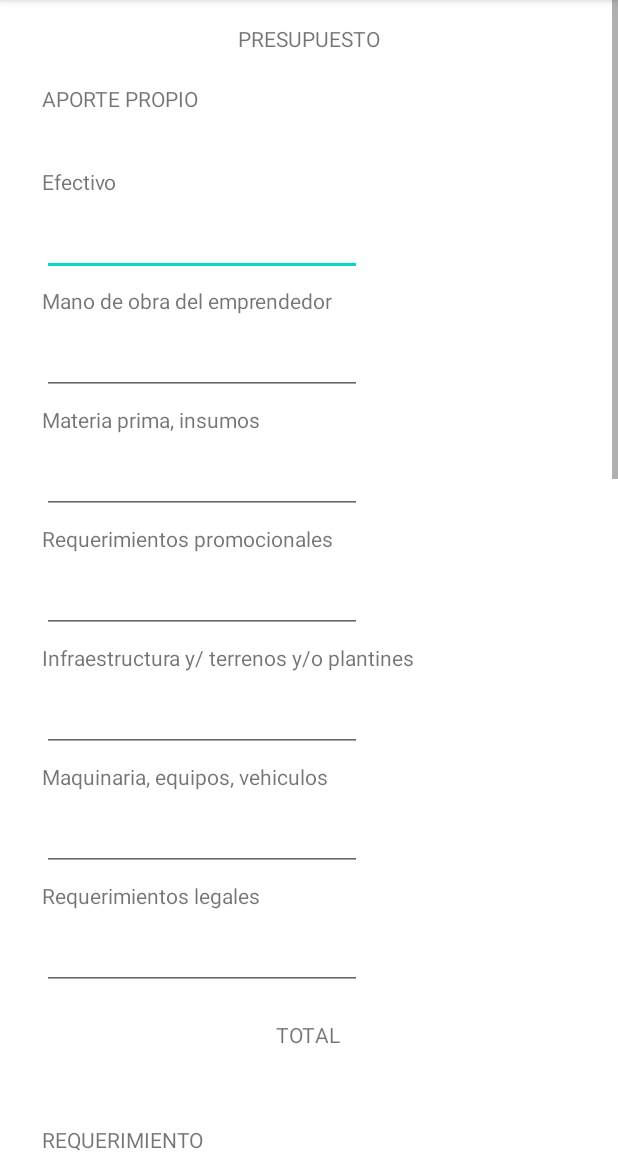
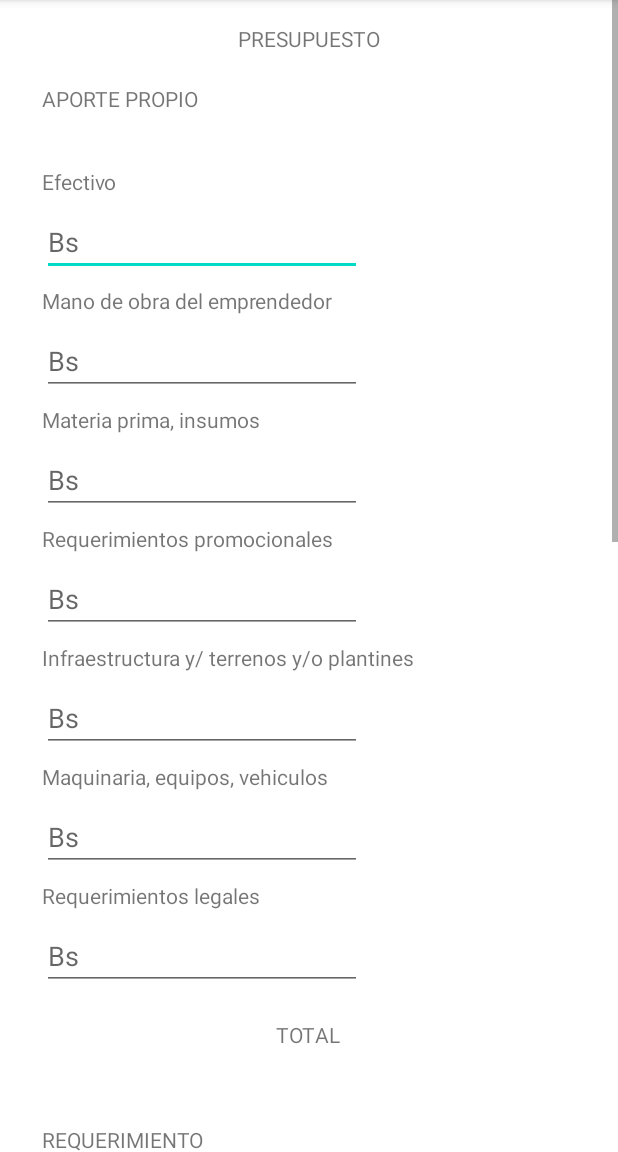
Before and after one commit to borisumss/SimuladorPlanDeNegocios, an Android app: the fragment tab2 shown on its own in the app's theme, on a phone screen of 412 x 824 dp, the part 84-1236 px from its top. Run offline under Robolectric (Android 15) with nearby library versions, the phone set to English and light mode, and no system bars.

Commit message:
se acabo todos los inputs, falta automatizar sumas

```diff
--- a/app/src/main/res/layout/fragment_tab2.xml
+++ b/app/src/main/res/layout/fragment_tab2.xml
@@ -18,14 +18,6 @@
             android:layout_height="wrap_content"
             tools:layout_editor_absoluteX="0dp"
             tools:layout_editor_absoluteY="16dp">
-
-            <Button
-                android:layout_width="match_parent"
-                android:layout_height="match_parent"
-                android:layout_marginTop="1800dp"
-                android:text="hoa"
-                app:layout_constraintTop_toTopOf="parent"
-                tools:layout_editor_absoluteX="0dp" />
 
             <TextView
                 android:id="@+id/textView5"
@@ -126,7 +118,9 @@
                 android:ems="10"
                 android:inputType="numberDecimal"
                 app:layout_constraintStart_toStartOf="parent"
-                app:layout_constraintTop_toBottomOf="@+id/efectivoAP" />
+                app:layout_constraintTop_toBottomOf="@+id/efectivoAP"
+                android:hint="Bs"
+                />
 
             <EditText
                 android:id="@+id/numManoAP"
@@ -135,6 +129,7 @@
                 android:layout_marginStart="28dp"
                 android:layout_marginTop="8dp"
                 android:ems="10"
+                android:hint="Bs"
                 android:inputType="numberDecimal"
                 app:layout_constraintStart_toStartOf="parent"
                 app:layout_constraintTop_toBottomOf="@+id/manoObraAP" />
@@ -146,6 +141,7 @@
                 android:layout_marginStart="28dp"
                 android:layout_marginTop="8dp"
                 android:ems="10"
+                android:hint="Bs"
                 android:inputType="numberDecimal"
                 app:layout_constraintStart_toStartOf="parent"
                 app:layout_constraintTop_toBottomOf="@+id/materiaprimaAP" />
@@ -157,6 +153,7 @@
                 android:layout_marginStart="28dp"
                 android:layout_marginTop="8dp"
                 android:ems="10"
+                android:hint="Bs"
                 android:inputType="numberDecimal"
                 app:layout_constraintStart_toStartOf="parent"
                 app:layout_constraintTop_toBottomOf="@+id/requerimientosAP" />
@@ -168,6 +165,7 @@
                 android:layout_marginStart="28dp"
                 android:layout_marginTop="8dp"
                 android:ems="10"
+                android:hint="Bs"
                 android:inputType="numberDecimal"
                 app:layout_constraintStart_toStartOf="parent"
                 app:layout_constraintTop_toBottomOf="@+id/infraestructuraAP" />
@@ -179,6 +177,7 @@
                 android:layout_marginStart="28dp"
                 android:layout_marginTop="8dp"
                 android:ems="10"
+                android:hint="Bs"
                 android:inputType="numberDecimal"
                 app:layout_constraintStart_toStartOf="parent"
                 app:layout_constraintTop_toBottomOf="@+id/maquinariaAP" />
@@ -190,6 +189,7 @@
                 android:layout_marginStart="28dp"
                 android:layout_marginTop="8dp"
                 android:ems="10"
+                android:hint="Bs"
                 android:inputType="numberDecimal"
                 app:layout_constraintStart_toStartOf="parent"
                 app:layout_constraintTop_toBottomOf="@+id/requerimientoAP" />
@@ -207,6 +207,16 @@
 
             <!--Requerimiento-->
 
+
+            <TextView
+                android:id="@+id/textView50"
+                android:layout_width="wrap_content"
+                android:layout_height="wrap_content"
+                android:layout_marginStart="28dp"
+                android:layout_marginTop="750dp"
+                android:text="REQUERIMIENTO"
+                app:layout_constraintStart_toStartOf="parent"
+                app:layout_constraintTop_toTopOf="parent" />
 
             <TextView
                 android:id="@+id/gastosOperativosR"
@@ -268,16 +278,6 @@
                 app:layout_constraintStart_toStartOf="parent"
                 app:layout_constraintTop_toBottomOf="@+id/maquinariaR" />
 
-            <TextView
-                android:id="@+id/textView50"
-                android:layout_width="wrap_content"
-                android:layout_height="wrap_content"
-                android:layout_marginStart="28dp"
-                android:layout_marginTop="750dp"
-                android:text="REQUERIMIENTO"
-                app:layout_constraintStart_toStartOf="parent"
-                app:layout_constraintTop_toTopOf="parent" />
-
             <EditText
                 android:id="@+id/numEfectivoR"
                 android:layout_width="wrap_content"
@@ -285,6 +285,7 @@
                 android:layout_marginStart="28dp"
                 android:layout_marginTop="8dp"
                 android:ems="10"
+                android:hint="Bs"
                 android:inputType="numberDecimal"
                 app:layout_constraintStart_toStartOf="parent"
                 app:layout_constraintTop_toBottomOf="@+id/gastosOperativosR" />
@@ -297,6 +298,7 @@
                 android:layout_marginStart="28dp"
                 android:layout_marginTop="8dp"
                 android:ems="10"
+                android:hint="Bs"
                 android:inputType="numberDecimal"
                 app:layout_constraintStart_toStartOf="parent"
                 app:layout_constraintTop_toBottomOf="@+id/materiaprimaR" />
@@ -308,6 +310,7 @@
                 android:layout_marginStart="28dp"
                 android:layout_marginTop="8dp"
                 android:ems="10"
+                android:hint="Bs"
                 android:inputType="numberDecimal"
                 app:layout_constraintStart_toStartOf="parent"
                 app:layout_constraintTop_toBottomOf="@+id/requerimientosR" />
@@ -319,6 +322,7 @@
                 android:layout_marginStart="28dp"
                 android:layout_marginTop="8dp"
                 android:ems="10"
+                android:hint="Bs"
                 android:inputType="numberDecimal"
                 app:layout_constraintStart_toStartOf="parent"
                 app:layout_constraintTop_toBottomOf="@+id/infraestructuraR" />
@@ -330,6 +334,7 @@
                 android:layout_marginStart="28dp"
                 android:layout_marginTop="8dp"
                 android:ems="10"
+                android:hint="Bs"
                 android:inputType="numberDecimal"
                 app:layout_constraintStart_toStartOf="parent"
                 app:layout_constraintTop_toBottomOf="@+id/maquinariaR" />
@@ -341,6 +346,7 @@
                 android:layout_marginStart="28dp"
                 android:layout_marginTop="8dp"
                 android:ems="10"
+                android:hint="Bs"
                 android:inputType="numberDecimal"
                 app:layout_constraintStart_toStartOf="parent"
                 app:layout_constraintTop_toBottomOf="@+id/requerimientoR" />
@@ -356,6 +362,76 @@
                 app:layout_constraintStart_toStartOf="parent"
                 app:layout_constraintTop_toBottomOf="@+id/numLegalR" />
 
+            <TextView
+                android:id="@+id/totalProyecto"
+                android:layout_width="wrap_content"
+                android:layout_height="wrap_content"
+                android:layout_marginStart="28dp"
+                android:layout_marginTop="32dp"
+                android:text="TOTAL PROYECTO"
+                app:layout_constraintStart_toStartOf="parent"
+                app:layout_constraintTop_toBottomOf="@+id/tatalR" />
+
+            <TextView
+                android:id="@+id/aportePropio"
+                android:layout_width="wrap_content"
+                android:layout_height="wrap_content"
+                android:layout_marginStart="28dp"
+                android:layout_marginTop="16dp"
+                android:text="APORTE PROPIO"
+                app:layout_constraintStart_toStartOf="parent"
+                app:layout_constraintTop_toBottomOf="@+id/totalProyecto" />
+
+            <TextView
+                android:id="@+id/aportePropioPorc"
+                android:layout_width="wrap_content"
+                android:layout_height="wrap_content"
+                android:layout_marginStart="28dp"
+                android:layout_marginTop="16dp"
+                android:text="%APORTE PROPIO"
+                app:layout_constraintStart_toStartOf="parent"
+                app:layout_constraintTop_toBottomOf="@+id/aportePropio" />
+
+            <TextView
+                android:id="@+id/condicionAP"
+                android:layout_width="wrap_content"
+                android:layout_height="wrap_content"
+                android:layout_marginTop="24dp"
+                app:layout_constraintEnd_toEndOf="parent"
+                app:layout_constraintHorizontal_bias="0.498"
+                app:layout_constraintStart_toStartOf="parent"
+                app:layout_constraintTop_toBottomOf="@+id/aportePropioPorc" />
+
+            <TextView
+                android:id="@+id/montoSolicitado"
+                android:layout_width="wrap_content"
+                android:layout_height="wrap_content"
+                android:layout_marginStart="28dp"
+                android:layout_marginTop="32dp"
+                android:text="MONTO SOLICITADO"
+                app:layout_constraintStart_toStartOf="parent"
+                app:layout_constraintTop_toBottomOf="@+id/condicionAP" />
+
+            <TextView
+                android:id="@+id/montoFinanciar"
+                android:layout_width="wrap_content"
+                android:layout_height="wrap_content"
+                android:layout_marginStart="28dp"
+                android:layout_marginTop="16dp"
+                android:text="MONTO A FINANCIAR"
+                app:layout_constraintStart_toStartOf="parent"
+                app:layout_constraintTop_toBottomOf="@+id/montoSolicitado" />
+
+            <TextView
+                android:id="@+id/condicionMonto"
+                android:layout_width="wrap_content"
+                android:layout_height="wrap_content"
+                android:layout_marginTop="24dp"
+                android:layout_marginBottom="24dp"
+                app:layout_constraintBottom_toBottomOf="parent"
+                app:layout_constraintEnd_toEndOf="parent"
+                app:layout_constraintStart_toStartOf="parent"
+                app:layout_constraintTop_toBottomOf="@+id/montoFinanciar" />
 
 
         </androidx.constraintlayout.widget.ConstraintLayout>
```
